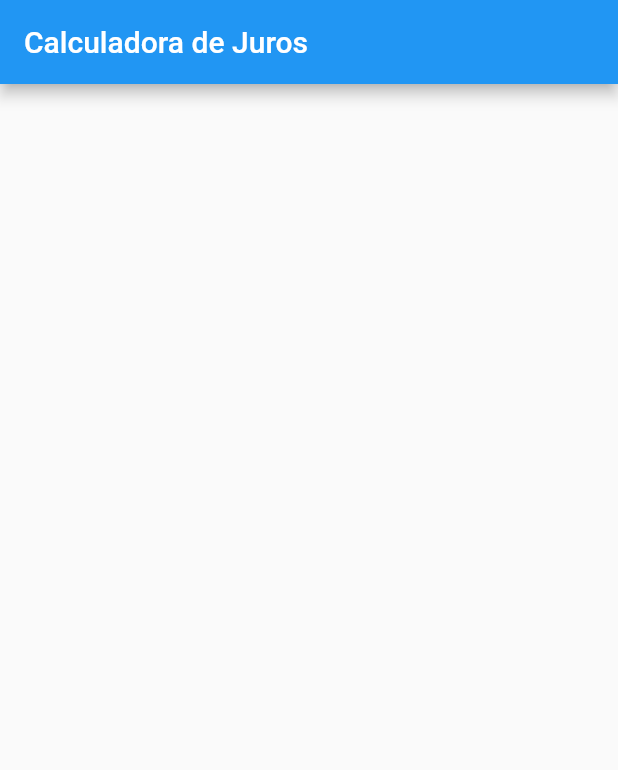
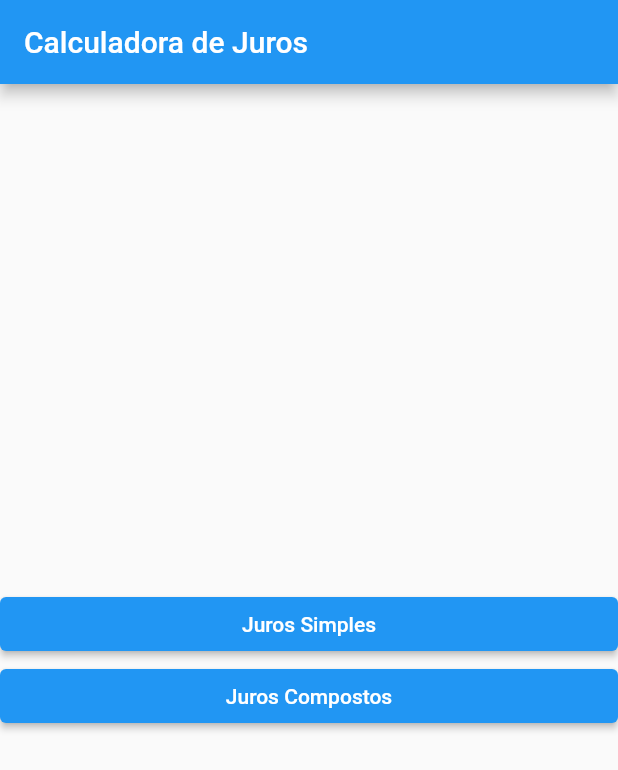
Before and after one commit to chaotzdud/CalculadoraFinanceira, a Flutter app: the screen it shows after launch, on a phone screen of 412 x 824 dp. Shown: the top 770 px of the screen. Run offline on Flutter 3.47's test engine with Material 2 defaults, Android fonts, the phone set to English and light mode, and no system bars.

Commit message:
add button on main page

```diff
--- a/lib/main.dart
+++ b/lib/main.dart
@@ -1,4 +1,5 @@
 import 'package:calculadora_de_juros/routes/routes.dart';
+import 'package:calculadora_de_juros/util/buttom.dart';
 import 'package:flutter/material.dart';
 
 void main() {
@@ -30,6 +31,16 @@ class TiposJuros extends StatelessWidget{
   Widget build(BuildContext context) {
     return Scaffold(
       appBar: AppBar(title: Text(title)),
+
+      body: Center(
+        child: Column(
+          mainAxisAlignment: MainAxisAlignment.center,
+          children: [
+            Buttom('Juros Simples', Routes.call(context, '/result')),
+            Buttom('Juros Compostos', Routes.call(context, '/#'))
+          ],
+        )
+      )
     );
   }
 }
```
